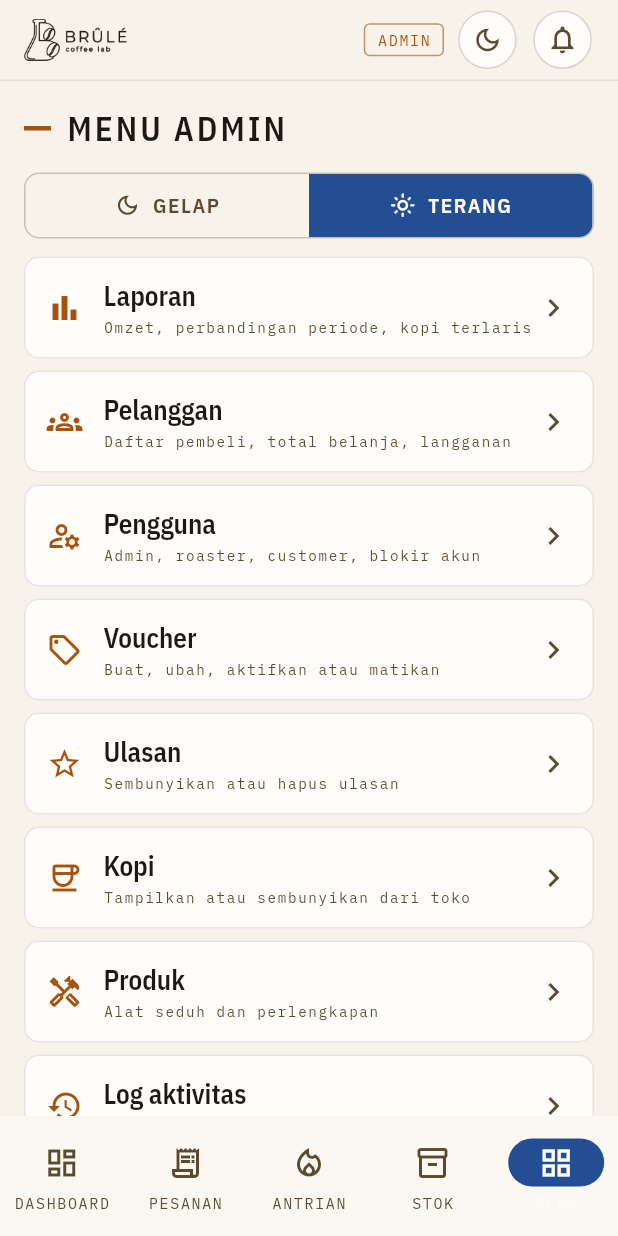
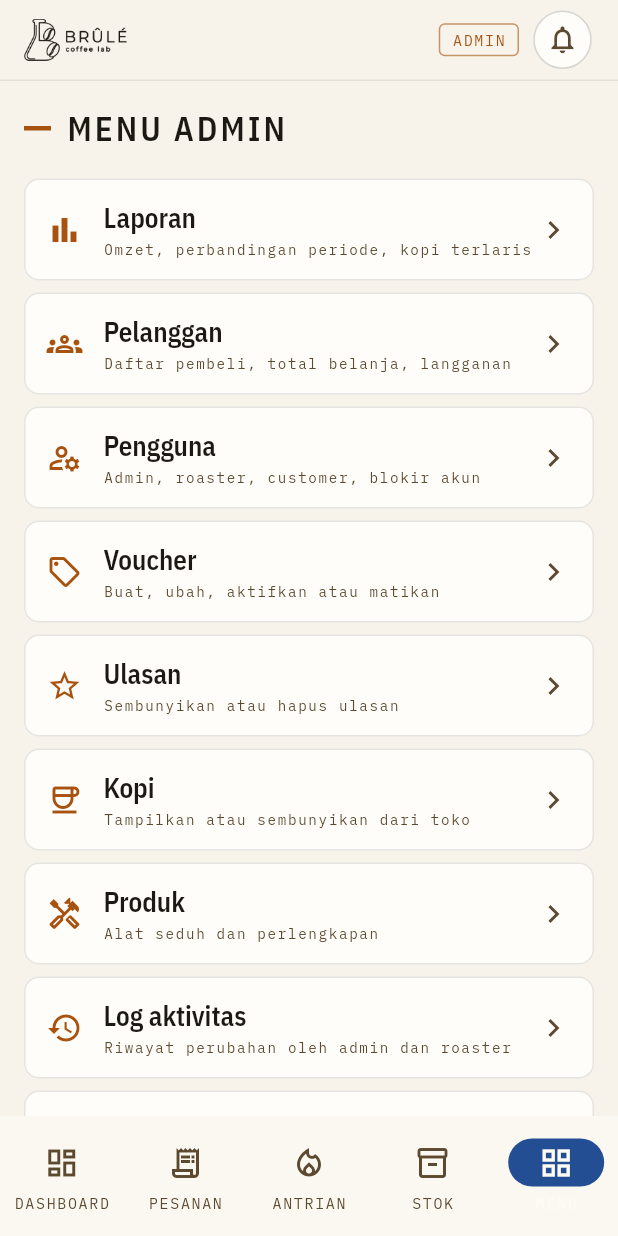
Before and after one commit to nadiapramesti/brule-mobile, a Flutter app: the StaffShell screen opened directly, item 5 of the bottom bar chosen, on a phone screen of 412 x 824 dp. Run offline on Flutter 3.47's test engine with Material 3 defaults, Android fonts, the phone set to English and light mode, and no system bars; our stand-ins replace image_picker, share_plus, shared_preferences, webview_flutter; missing offline and left inert: flutter_web_auth_2; accounts and stored records are empty; network calls fail.

Commit message:
Pindah pilihan tema staf ke Pengaturan toko (satu tempat saja)

```diff
--- a/lib/staff/admin_menu_tab.dart
+++ b/lib/staff/admin_menu_tab.dart
@@ -1,5 +1,4 @@
 import 'package:flutter/material.dart';
-import '../prefs.dart';
 import '../motion.dart';
 import '../api.dart';
 import '../brand_logo.dart';
@@ -53,8 +52,7 @@ class AdminMenuTab extends StatelessWidget {
               ],
             ),
             const SizedBox(height: 14),
-            const ThemeSwitch(),
-            const SizedBox(height: 12),
+            const SizedBox(height: 4),
             for (final (i, it) in items.indexed)
               Reveal(index: i, child: Panel(
                 padding: const EdgeInsets.symmetric(horizontal: 14, vertical: 12),
--- a/lib/staff/admin_settings_screen.dart
+++ b/lib/staff/admin_settings_screen.dart
@@ -1,5 +1,6 @@
 import 'package:flutter/material.dart';
 import '../api.dart';
+import '../prefs.dart';
 import '../theme.dart';
 import '../widgets.dart';
 import 'admin_kit.dart';
@@ -114,6 +115,9 @@ class _SettingsFormState extends State<_SettingsForm> {
   List<Widget> _fields() {
     return [
         if (_error != null) ...[const SizedBox(height: 8), ErrorBox(_error!)],
+        const Label('TAMPILAN APLIKASI'),
+        const ThemeSwitch(),
+        const SizedBox(height: 6),
         const Label('IDENTITAS TOKO'),
         _f('store_name', 'NAMA TOKO', 'contoh: BRÛLÉ', maxLength: 40),
         _f('tagline', 'TAGLINE', 'contoh: Specialty Coffee Lab', maxLength: 60),
--- a/lib/staff/staff_shell.dart
+++ b/lib/staff/staff_shell.dart
@@ -1,5 +1,4 @@
 import 'package:flutter/material.dart';
-import '../prefs.dart';
 import '../brand_logo.dart';
 import '../notice_bell.dart';
 import '../motion.dart';
@@ -88,8 +87,6 @@ class _StaffShellState extends State<StaffShell> {
                   const Spacer(),
                   Tag(admin ? 'ADMIN' : 'ROASTER', color: admin ? Brule.amber : Brule.blueText),
                   const SizedBox(width: 8),
-                  const ThemeIconButton(),
-                  const SizedBox(width: 8),
                   const NoticeBell(),
                 ],
               ),
```
